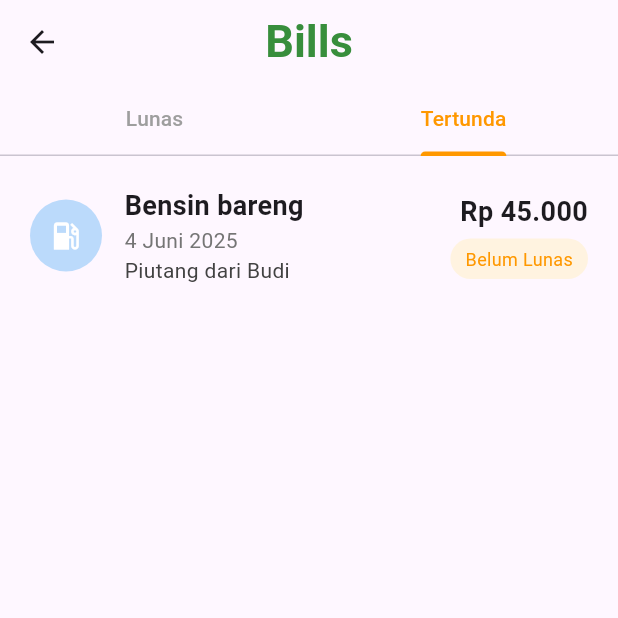
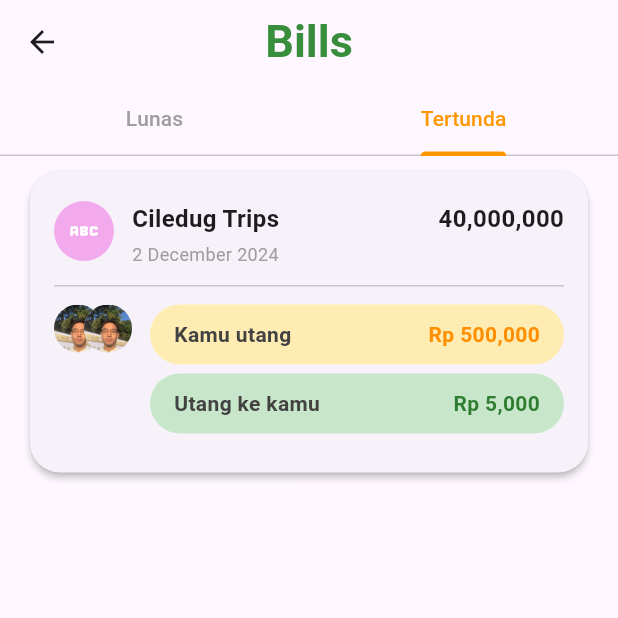
Before and after one commit to Ergiaa/splitin-frontend, a Flutter app: the GroupDetailsPage screen opened by its route, tab 2 chosen, on a phone screen of 412 x 824 dp, the top half of it. Run offline on Flutter 3.47's test engine with Material 3 defaults, Android fonts, the phone set to English and light mode, and no system bars.

Commit message:
update bill detail

```diff
--- a/lib/views/group_details_page.dart
+++ b/lib/views/group_details_page.dart
@@ -1,9 +1,11 @@
 import 'package:flutter/material.dart';
 import 'package:provider/provider.dart';
+import 'package:splitin_frontend/models/bill_data.dart';
 import 'package:splitin_frontend/models/provider.dart';
 import 'package:splitin_frontend/widgets/bottom_navigation_bar.dart';
 import 'package:splitin_frontend/widgets/floating_action_button.dart';
 import 'package:splitin_frontend/widgets/history_card.dart';
+import 'package:splitin_frontend/widgets/tagihan_home_card.dart';
 
 class GroupDetailsPage extends StatefulWidget {
   const GroupDetailsPage({super.key});
@@ -12,7 +14,8 @@ class GroupDetailsPage extends StatefulWidget {
   State<StatefulWidget> createState() => _GroupDetailsPageState();
 }
 
-class _GroupDetailsPageState extends State<GroupDetailsPage> with TickerProviderStateMixin {
+class _GroupDetailsPageState extends State<GroupDetailsPage>
+    with TickerProviderStateMixin {
   late TabController _tabController;
 
   @override
@@ -28,9 +31,12 @@ class _GroupDetailsPageState extends State<GroupDetailsPage> with TickerProvider
         appBar: AppBar(
           automaticallyImplyLeading: false,
           titleSpacing: 0,
-          leading: IconButton(icon: Icon(Icons.arrow_back), onPressed: (){
+          leading: IconButton(
+            icon: Icon(Icons.arrow_back),
+            onPressed: () {
               Navigator.pop(context);
-          }),
+            },
+          ),
           centerTitle: true,
           title: Padding(
             padding: const EdgeInsets.symmetric(horizontal: 30),
@@ -42,9 +48,8 @@ class _GroupDetailsPageState extends State<GroupDetailsPage> with TickerProvider
                 color: Color(0xFF388E3C),
                 fontWeight: FontWeight.bold,
                 fontSize: 30,
-
               ),
-                )
+            ),
           ),
           bottom: TabBar(
             controller: _tabController,
@@ -65,30 +70,26 @@ class _GroupDetailsPageState extends State<GroupDetailsPage> with TickerProvider
               itemCount: 2,
               itemBuilder: (context, index) {
                 final cards = [
-                  const HistoryCard(
-                    title: "Nobar Jumbo",
-                    date: "21 Mei 2025",
-                    description: "Utang kamu ke Tony Stark",
-                    totalAmount: "Rp 100.000",
-                    icon: Icons.movie,
+                  TagihanHomeCard(
+                    title: "Hawaiii 2024",
+                    date: "1 Agustus 2025",
+                    totalAmount: "70,000,000",
+                    icon: Icons.h_mobiledata,
                     iconColor: Colors.white,
-                    iconBackgroundColor: Colors.orange,
-                    statusText: "Sudah Lunas",
-                    statusBackgroundColor: Color(0xFFDFF5E3),
-                    statusTextColor: Color(0xFF4CAF50),
+                    iconBackgroundColor: Color.fromARGB(255, 242, 170, 237),
+                    participants: [
+                    ],
                   ),
-                  const HistoryCard(
-                    title: "Telur gulung depan ITS",
-                    date: "30 Mei 2025",
-                    description: "Utang kamu ke Amba",
-                    totalAmount: "Rp 1.000.000",
-                    icon: Icons.fastfood,
+                  TagihanHomeCard(
+                    title: "Bali Trip w/ the boys",
+                    date: "1 Juni 2025",
+                    totalAmount: "150,000,000",
+                    icon: Icons.lte_mobiledata_rounded,
                     iconColor: Colors.white,
-                    iconBackgroundColor: Colors.orange,
-                    statusText: "Sudah Lunas",
-                    statusBackgroundColor: Color(0xFFDFF5E3),
-                    statusTextColor: Color(0xFF4CAF50),
-                  ),
+                    iconBackgroundColor: Color.fromARGB(255, 242, 170, 237),
+                    participants: [
+                    ],
+                  )
                 ];
                 return cards[index];
               },
@@ -104,18 +105,54 @@ class _GroupDetailsPageState extends State<GroupDetailsPage> with TickerProvider
               itemCount: 1,
               itemBuilder: (context, index) {
                 final cards = [
-                  const HistoryCard(
-                    title: "Bensin bareng",
-                    date: "4 Juni 2025",
-                    description: "Piutang dari Budi",
-                    totalAmount: "Rp 45.000",
-                    icon: Icons.local_gas_station,
+                  TagihanHomeCard(
+                    title: "Ciledug Trips",
+                    date: "2 December 2024",
+                    totalAmount: "40,000,000",
+                    icon: Icons.abc,
                     iconColor: Colors.white,
-                    iconBackgroundColor: Colors.blue,
-                    statusText: "Belum Lunas",
-                    statusBackgroundColor: Color(0xFFFFF3E0),
-                    statusTextColor: Color(0xFFFF9800),
+                    iconBackgroundColor: Color.fromARGB(255, 242, 170, 237),
+                    participants: [
+                      BillParticipant(
+                        imageUrl: 'assets/images/person.jpeg',
+                        transactionType: BillTransactionType.youOwe,
+                        amount: 'Rp 500,000',
+                        tagBackgroundColor: Colors.amber[100]!,
+                        tagTextColor: Colors.amber[800]!,
                       ),
+                      BillParticipant(
+                        imageUrl: 'assets/images/person.jpeg',
+                        transactionType: BillTransactionType.owesYou,
+                        amount: 'Rp 5,000',
+                        tagBackgroundColor: Colors.green[100]!,
+                        tagTextColor: Colors.green[800]!,
+                      ),
+                    ],
+                  ),
+                  TagihanHomeCard(
+                    title: "Bali Trip w/ the boys",
+                    date: "1 Juni 2025",
+                    totalAmount: "150,000,000",
+                    icon: Icons.abc,
+                    iconColor: Colors.white,
+                    iconBackgroundColor: Color.fromARGB(255, 242, 170, 237),
+                    participants: [
+                      BillParticipant(
+                        imageUrl: 'assets/images/person.jpeg',
+                        transactionType: BillTransactionType.youOwe,
+                        amount: 'Rp 500,000',
+                        tagBackgroundColor: Colors.amber[100]!,
+                        tagTextColor: Colors.amber[800]!,
+                      ),
+                      BillParticipant(
+                        imageUrl: 'assets/images/person.jpeg',
+                        transactionType: BillTransactionType.owesYou,
+                        amount: 'Rp 5,000',
+                        tagBackgroundColor: Colors.green[100]!,
+                        tagTextColor: Colors.green[800]!,
+                      ),
+                    ],
+                  )
                 ];
                 return cards[index];
               },
```
Lines whose indentation alone changed are shown as unchanged.
